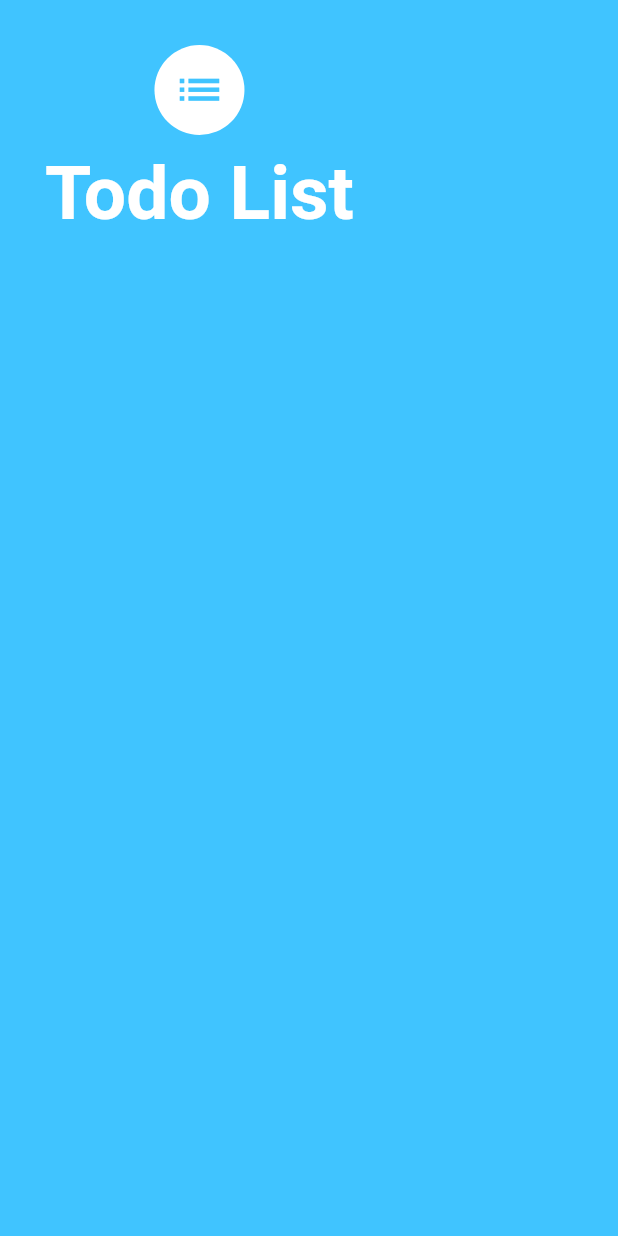
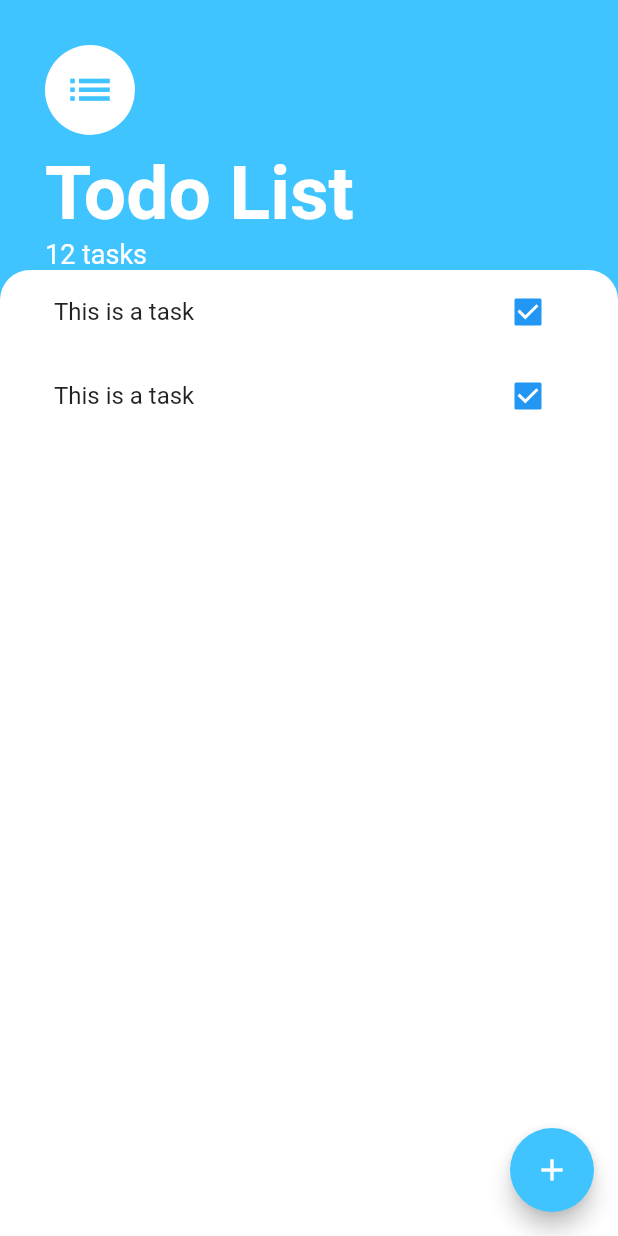
Before and after one commit to hossain101/todo_app_flutter, a Flutter app: the screen it shows after launch, on a phone screen of 412 x 824 dp. Run offline on Flutter 3.47's test engine with Material 2 defaults, Android fonts, the phone set to English and light mode, and no system bars.

Commit message:
after doing the tasks_list.dart file and tasks_tile.dart

```diff
--- a/lib/screens/tasks_screen.dart
+++ b/lib/screens/tasks_screen.dart
@@ -1,6 +1,7 @@
 // ignore_for_file: prefer_const_literals_to_create_immutables, prefer_const_constructors
 
 import 'package:flutter/material.dart';
+import 'package:todo_app_flutter/widgets/tasks_list.dart';
 
 class TasksScreen extends StatelessWidget {
   const TasksScreen({Key? key}) : super(key: key);
@@ -9,12 +10,22 @@ class TasksScreen extends StatelessWidget {
   Widget build(BuildContext context) {
     return Scaffold(
       backgroundColor: Colors.lightBlueAccent,
-      body: Container(
+      floatingActionButton: FloatingActionButton(
+        onPressed: () => {},
+        backgroundColor: Colors.lightBlueAccent,
+        child: Icon(Icons.add),
+      ),
+      body: Column(
+        crossAxisAlignment: CrossAxisAlignment.start,
+        children: [
+          Container(
             padding: EdgeInsets.only(
               top: 30.0,
               left: 30.0,
+              right: 20.0,
             ),
             child: Column(
+              crossAxisAlignment: CrossAxisAlignment.start,
               children: [
                 CircleAvatar(
                   child: Icon(
@@ -36,8 +47,30 @@ class TasksScreen extends StatelessWidget {
                     fontWeight: FontWeight.w700,
                   ),
                 ),
+                Text(
+                  '12 tasks',
+                  style: TextStyle(
+                    color: Colors.white,
+                    fontSize: 18.0,
+                  ),
+                ),
               ],
             ),
+          ),
+          Expanded(
+            child: Container(
+              padding: EdgeInsets.symmetric(horizontal: 20.0),
+              decoration: BoxDecoration(
+                color: Colors.white,
+                borderRadius: BorderRadius.only(
+                  topLeft: Radius.circular(20.0),
+                  topRight: Radius.circular(20.0),
+                ),
+              ),
+              child: TasksList(),
+            ),
+          ),
+        ],
       ),
     );
   }
--- /dev/null
+++ b/lib/widgets/tasks_list.dart
@@ -0,0 +1,22 @@
+// ignore_for_file: prefer_const_constructors
+
+import 'package:flutter/material.dart';
+import 'package:todo_app_flutter/screens/tasks_screen.dart';
+import 'package:todo_app_flutter/widgets/tasks_tile.dart';
+class TasksList extends StatelessWidget {
+  const TasksList({
+    Key? key,
+  }) : super(key: key);
+
+  @override
+  Widget build(BuildContext context) {
+    return ListView(
+      // ignore: prefer_const_literals_to_create_immutables
+      children: [
+        TasksTile(),
+
+        TasksTile(),
+      ],
+    );
+  }
+}
--- /dev/null
+++ b/lib/widgets/tasks_tile.dart
@@ -0,0 +1,22 @@
+import 'package:flutter/material.dart';
+
+
+
+class TasksTile extends StatelessWidget {
+  const TasksTile({
+    Key? key,
+  }) : super(key: key);
+
+  @override
+  Widget build(BuildContext context) {
+    return ListTile(
+      title: Text(
+        'This is a task',
+      ),
+      trailing: Checkbox(
+        onChanged: (value) => {},
+        value: true,
+      ),
+    );
+  }
+}
```
Lines whose indentation alone changed are shown as unchanged.
